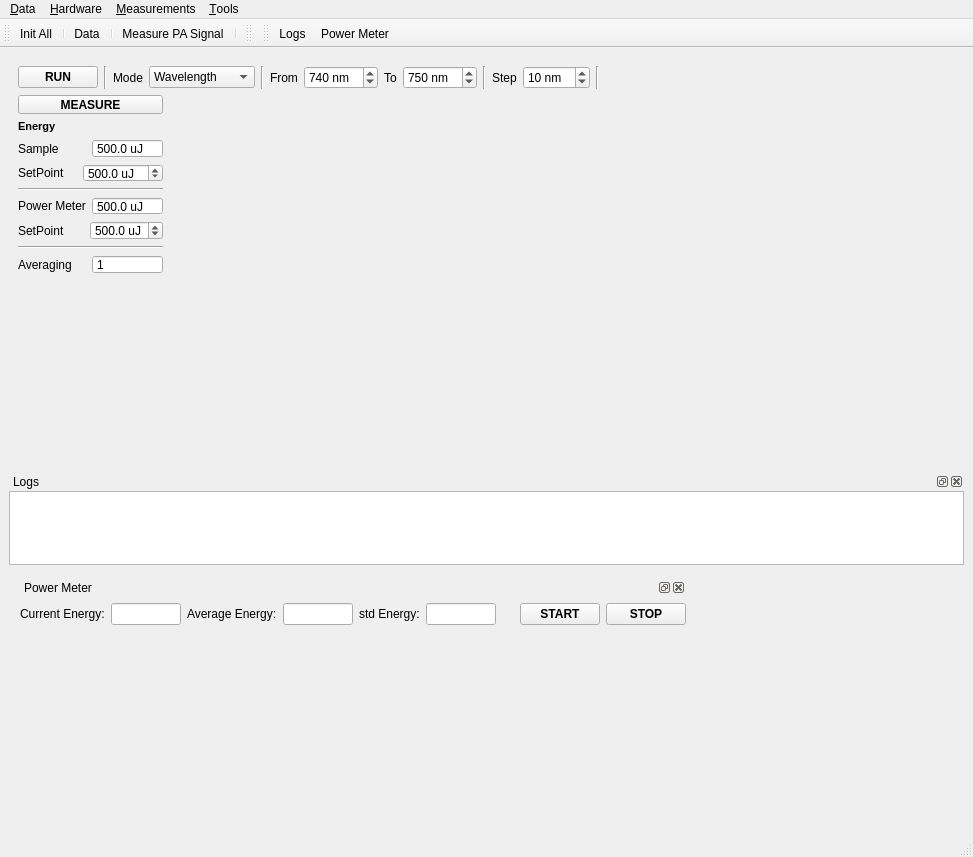
Old version of the form modules/PA_main_window.ui in the repository Kaldarinz/PA-RSCF-22-72-00015-.
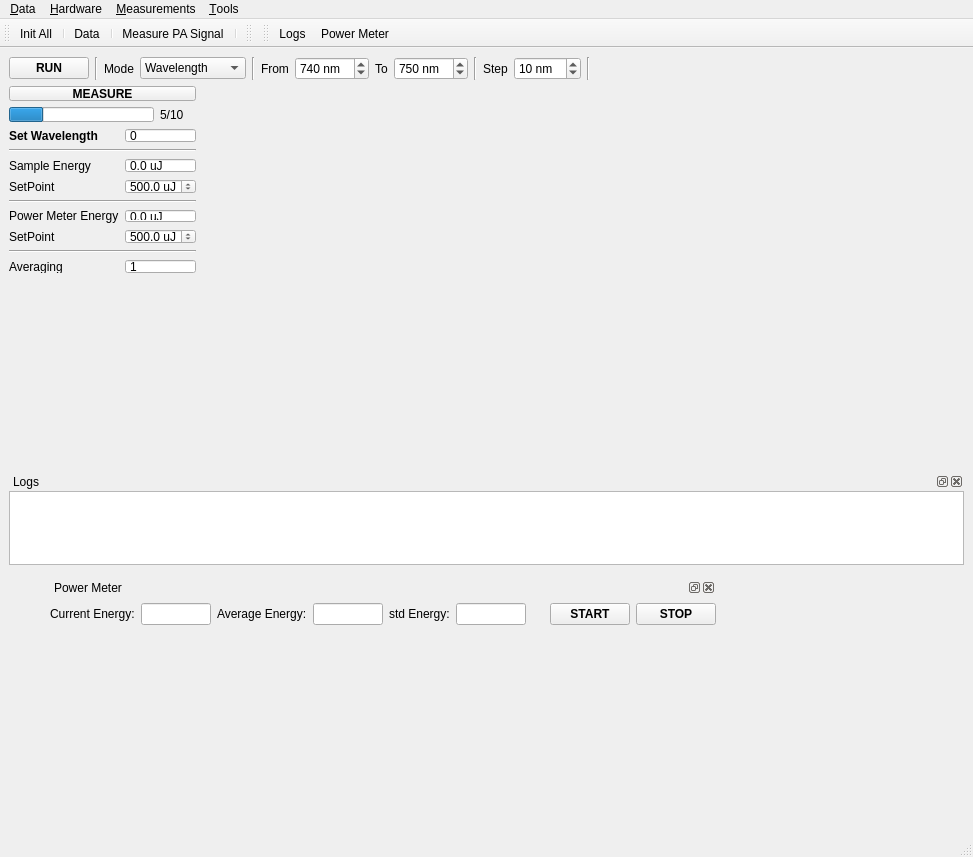
New version of the form. Icons and pictures are not drawn. Custom widgets are drawn as their Qt base class.

Diff of the .ui file:
```diff
--- a/modules/PA_main_window.ui
+++ b/modules/PA_main_window.ui
@@ -44,7 +44,7 @@
     </property>
     <property name="geometry">
      <rect>
-      <x>20</x>
+      <x>50</x>
       <y>530</y>
       <width>666</width>
       <height>250</height>
@@ -400,6 +400,18 @@
       </sizepolicy>
      </property>
      <layout class="QVBoxLayout" name="verticalLayout_3">
+      <property name="leftMargin">
+       <number>0</number>
+      </property>
+      <property name="topMargin">
+       <number>0</number>
+      </property>
+      <property name="rightMargin">
+       <number>0</number>
+      </property>
+      <property name="bottomMargin">
+       <number>0</number>
+      </property>
       <item>
        <layout class="QHBoxLayout" name="horizontalLayout_2">
         <item>
@@ -482,18 +494,21 @@
          </widget>
         </item>
         <item>
-         <widget class="QSpinBox" name="sb_curve_from">
+         <widget class="QuantSpinBox" name="sb_curve_from">
           <property name="statusTip">
            <string>Start value of the independent variable</string>
           </property>
           <property name="suffix">
            <string> nm</string>
           </property>
+          <property name="decimals">
+           <number>0</number>
+          </property>
           <property name="minimum">
-           <number>600</number>
+           <double>500.000000000000000</double>
           </property>
           <property name="maximum">
-           <number>1000</number>
+           <double>1000.000000000000000</double>
           </property>
           <property name="singleStep">
            <number>10</number>
@@ -502,7 +517,7 @@
            <enum>QAbstractSpinBox::DefaultStepType</enum>
           </property>
           <property name="value">
-           <number>740</number>
+           <double>740.000000000000000</double>
           </property>
          </widget>
         </item>
@@ -517,24 +532,27 @@
          </widget>
         </item>
         <item>
-         <widget class="QSpinBox" name="sb_curve_to">
+         <widget class="QuantSpinBox" name="sb_curve_to">
           <property name="statusTip">
            <string>End value of the independent variable</string>
           </property>
           <property name="suffix">
            <string> nm</string>
           </property>
+          <property name="decimals">
+           <number>0</number>
+          </property>
           <property name="minimum">
-           <number>600</number>
+           <double>500.000000000000000</double>
           </property>
           <property name="maximum">
-           <number>1000</number>
+           <double>1000.000000000000000</double>
           </property>
           <property name="singleStep">
            <number>10</number>
           </property>
           <property name="value">
-           <number>750</number>
+           <double>750.000000000000000</double>
           </property>
          </widget>
         </item>
@@ -556,21 +574,21 @@
          </widget>
         </item>
         <item>
-         <widget class="QSpinBox" name="sb_curve_step">
+         <widget class="QuantSpinBox" name="sb_curve_step">
           <property name="statusTip">
            <string>Step value of the independent variable</string>
           </property>
           <property name="suffix">
            <string> nm</string>
           </property>
+          <property name="decimals">
+           <number>0</number>
+          </property>
           <property name="minimum">
-           <number>1</number>
-          </property>
-          <property name="maximum">
-           <number>500</number>
+           <double>1.000000000000000</double>
           </property>
           <property name="value">
-           <number>10</number>
+           <double>10.000000000000000</double>
           </property>
          </widget>
         </item>
@@ -600,6 +618,12 @@
        <layout class="QHBoxLayout" name="horizontalLayout_8">
         <item>
          <widget class="QWidget" name="w_curve_measure" native="true">
+          <property name="sizePolicy">
+           <sizepolicy hsizetype="Minimum" vsizetype="Preferred">
+            <horstretch>0</horstretch>
+            <verstretch>0</verstretch>
+           </sizepolicy>
+          </property>
           <layout class="QVBoxLayout" name="verticalLayout">
            <property name="leftMargin">
             <number>0</number>
@@ -615,6 +639,12 @@
            </property>
            <item>
             <widget class="QPushButton" name="btn_curve_measure">
+             <property name="sizePolicy">
+              <sizepolicy hsizetype="Preferred" vsizetype="Fixed">
+               <horstretch>0</horstretch>
+               <verstretch>0</verstretch>
+              </sizepolicy>
+             </property>
              <property name="font">
               <font>
                <weight>75</weight>
@@ -637,16 +667,102 @@
             </widget>
            </item>
            <item>
-            <widget class="QLabel" name="lbl_curve_energy">
-             <property name="font">
-              <font>
-               <pointsize>8</pointsize>
-               <weight>75</weight>
-               <bold>true</bold>
-              </font>
-             </property>
-             <property name="text">
-              <string>Energy</string>
+            <layout class="QHBoxLayout" name="horizontalLayout_11">
+             <item>
+              <widget class="QProgressBar" name="pb_curve">
+               <property name="sizePolicy">
+                <sizepolicy hsizetype="Preferred" vsizetype="Fixed">
+                 <horstretch>0</horstretch>
+                 <verstretch>0</verstretch>
+                </sizepolicy>
+               </property>
+               <property name="minimumSize">
+                <size>
+                 <width>145</width>
+                 <height>0</height>
+                </size>
+               </property>
+               <property name="value">
+                <number>24</number>
+               </property>
+               <property name="textVisible">
+                <bool>false</bool>
+               </property>
+              </widget>
+             </item>
+             <item>
+              <widget class="QLabel" name="lbl_curve_progr">
+               <property name="lineWidth">
+                <number>0</number>
+               </property>
+               <property name="text">
+                <string>5/10</string>
+               </property>
+               <property name="alignment">
+                <set>Qt::AlignLeading|Qt::AlignLeft|Qt::AlignVCenter</set>
+               </property>
+              </widget>
+             </item>
+            </layout>
+           </item>
+           <item>
+            <layout class="QHBoxLayout" name="horizontalLayout_12">
+             <item>
+              <widget class="QLabel" name="lbl_curve_cur_param">
+               <property name="font">
+                <font>
+                 <weight>75</weight>
+                 <bold>true</bold>
+                </font>
+               </property>
+               <property name="text">
+                <string>Set Wavelength</string>
+               </property>
+              </widget>
+             </item>
+             <item>
+              <widget class="QuantSpinBox" name="sb_curve_cur_param">
+               <property name="sizePolicy">
+                <sizepolicy hsizetype="Minimum" vsizetype="Fixed">
+                 <horstretch>0</horstretch>
+                 <verstretch>0</verstretch>
+                </sizepolicy>
+               </property>
+               <property name="minimumSize">
+                <size>
+                 <width>71</width>
+                 <height>0</height>
+                </size>
+               </property>
+               <property name="maximumSize">
+                <size>
+                 <width>71</width>
+                 <height>16777215</height>
+                </size>
+               </property>
+               <property name="baseSize">
+                <size>
+                 <width>0</width>
+                 <height>0</height>
+                </size>
+               </property>
+               <property name="readOnly">
+                <bool>true</bool>
+               </property>
+               <property name="buttonSymbols">
+                <enum>QAbstractSpinBox::NoButtons</enum>
+               </property>
+               <property name="decimals">
+                <number>0</number>
+               </property>
+              </widget>
+             </item>
+            </layout>
+           </item>
+           <item>
+            <widget class="Line" name="line_8">
+             <property name="orientation">
+              <enum>Qt::Horizontal</enum>
              </property>
             </widget>
            </item>
@@ -655,12 +771,18 @@
              <item>
               <widget class="QLabel" name="lbl_curve_sample_energy">
                <property name="text">
-                <string>Sample</string>
+                <string>Sample Energy</string>
                </property>
               </widget>
              </item>
              <item>
               <widget class="QuantSpinBox" name="sb_curve_sample_energy">
+               <property name="sizePolicy">
+                <sizepolicy hsizetype="Minimum" vsizetype="Fixed">
+                 <horstretch>0</horstretch>
+                 <verstretch>0</verstretch>
+                </sizepolicy>
+               </property>
                <property name="minimumSize">
                 <size>
                  <width>71</width>
@@ -669,7 +791,7 @@
                </property>
                <property name="maximumSize">
                 <size>
-                 <width>16777215</width>
+                 <width>71</width>
                  <height>16777215</height>
                 </size>
                </property>
@@ -695,7 +817,7 @@
                 <double>50.000000000000000</double>
                </property>
                <property name="value">
-                <double>500.000000000000000</double>
+                <double>0.000000000000000</double>
                </property>
               </widget>
              </item>
@@ -712,6 +834,12 @@
              </item>
              <item>
               <widget class="QuantSpinBox" name="sb_curve_sample_sp">
+               <property name="sizePolicy">
+                <sizepolicy hsizetype="Minimum" vsizetype="Fixed">
+                 <horstretch>0</horstretch>
+                 <verstretch>0</verstretch>
+                </sizepolicy>
+               </property>
                <property name="minimumSize">
                 <size>
                  <width>71</width>
@@ -720,7 +848,7 @@
                </property>
                <property name="maximumSize">
                 <size>
-                 <width>16777215</width>
+                 <width>71</width>
                  <height>16777215</height>
                 </size>
                </property>
@@ -761,18 +889,30 @@
              <item>
               <widget class="QLabel" name="lbl_curve_pm_energy">
                <property name="text">
-                <string>Power Meter</string>
+                <string>Power Meter Energy</string>
                </property>
               </widget>
              </item>
              <item>
               <widget class="QuantSpinBox" name="sb_curve_pm_energy">
+               <property name="sizePolicy">
+                <sizepolicy hsizetype="Minimum" vsizetype="Fixed">
+                 <horstretch>0</horstretch>
+                 <verstretch>0</verstretch>
+                </sizepolicy>
+               </property>
                <property name="minimumSize">
                 <size>
                  <width>71</width>
                  <height>0</height>
                 </size>
                </property>
+               <property name="maximumSize">
+                <size>
+                 <width>71</width>
+                 <height>16777215</height>
+                </size>
+               </property>
                <property name="readOnly">
                 <bool>true</bool>
                </property>
@@ -792,7 +932,7 @@
                 <double>2000.000000000000000</double>
                </property>
                <property name="value">
-                <double>500.000000000000000</double>
+                <double>0.000000000000000</double>
                </property>
               </widget>
              </item>
@@ -809,12 +949,24 @@
              </item>
              <item>
               <widget class="QuantSpinBox" name="sb_curve_pm_sp">
+               <property name="sizePolicy">
+                <sizepolicy hsizetype="Minimum" vsizetype="Fixed">
+                 <horstretch>0</horstretch>
+                 <verstretch>0</verstretch>
+                </sizepolicy>
+               </property>
                <property name="minimumSize">
                 <size>
                  <width>71</width>
                  <height>0</height>
                 </size>
                </property>
+               <property name="maximumSize">
+                <size>
+                 <width>71</width>
+                 <height>16777215</height>
+                </size>
+               </property>
                <property name="buttonSymbols">
                 <enum>QAbstractSpinBox::UpDownArrows</enum>
                </property>
@@ -858,6 +1010,12 @@
              </item>
              <item>
               <widget class="QSpinBox" name="sb_curve_averaging">
+               <property name="sizePolicy">
+                <sizepolicy hsizetype="Minimum" vsizetype="Fixed">
+                 <horstretch>0</horstretch>
+                 <verstretch>0</verstretch>
+                </sizepolicy>
+               </property>
                <property name="minimumSize">
                 <size>
                  <width>71</width>
```
Left out of the diff: 11 changed lines with no effect on the pictures.
